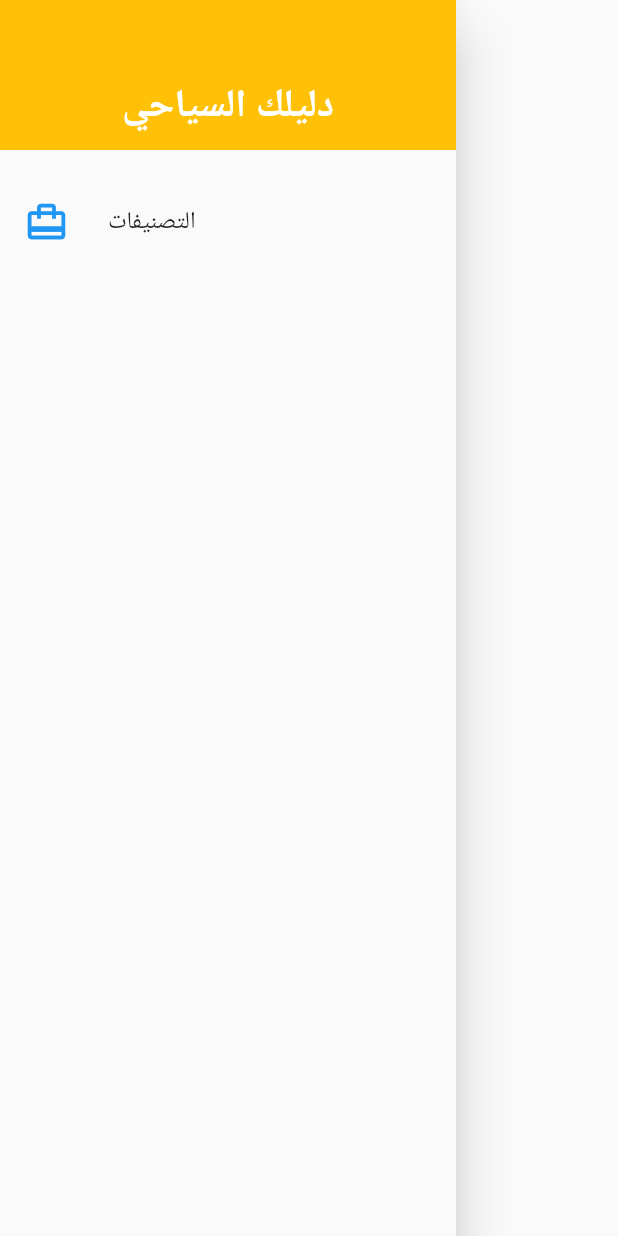
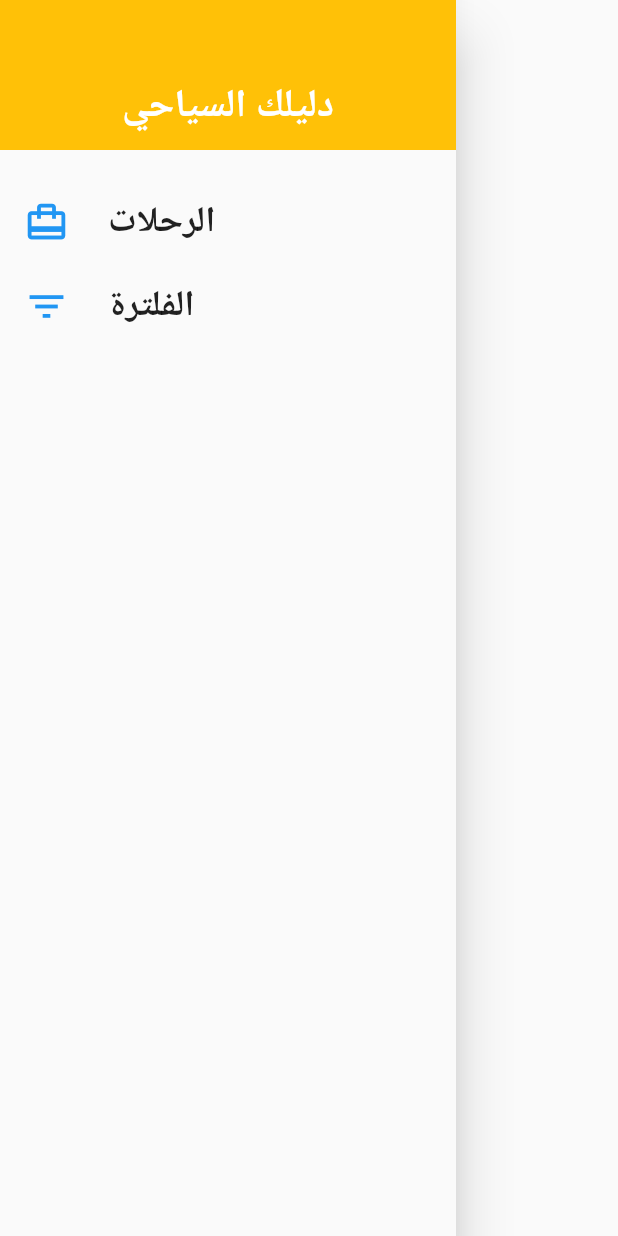
Before and after one commit to AjgagalAsma/Flutter_projects, a Flutter app: the AppDrawer widget shown alone on an empty page, opened directly, on a phone screen of 412 x 824 dp. Run offline on Flutter 3.47's test engine with Material 2 defaults, Android fonts, the phone set to English and light mode, and no system bars; our stand-ins replace rflutter_alert; network calls fail.

Commit message:
update project 6

```diff
--- a/project6/lib/screens/tabs_screen.dart
+++ b/project6/lib/screens/tabs_screen.dart
@@ -1,6 +1,7 @@
 import 'package:flutter/material.dart';
 import 'package:project6/screens/categories_screen.dart';
 import 'package:project6/screens/favorites_screen.dart';
+import 'package:project6/widgets/app_drawer.dart';
 
 class TabsScreen extends StatefulWidget {
   const TabsScreen({super.key});
@@ -35,9 +36,7 @@ class _TabsScreenState extends State<TabsScreen> {
         title: Center(
             child: Text(_screens[_selectedScreenIndex]['Title'] as String)),
       ),
-      drawer: Drawer(
-        child: Text("hhhhhhhhhhh"),
-      ),
+      drawer: AppDrawer(),
       body: _screens[_selectedScreenIndex]['Screen'] as Widget,
       bottomNavigationBar: BottomNavigationBar(
         onTap: _selectScreen,
--- a/project6/lib/widgets/app_drawer.dart
+++ b/project6/lib/widgets/app_drawer.dart
@@ -1,7 +1,24 @@
 import 'package:flutter/material.dart';
+import 'package:project6/screens/filters_screen.dart';
+import 'package:project6/screens/tabs_screen.dart';
 
 class AppDrawer extends StatelessWidget {
   const AppDrawer({super.key});
+
+  ListTile listTitleMethode(String title, IconData icon, VoidCallback ontap) {
+    return ListTile(
+      leading: Icon(
+        icon,
+        size: 30,
+        color: Colors.blue,
+      ),
+      title: Text(
+        title,
+        style: const TextStyle(fontSize: 24, fontWeight: FontWeight.bold),
+      ),
+      onTap: ontap,
+    );
+  }
 
   @override
   Widget build(BuildContext context) {
@@ -11,7 +28,7 @@ class AppDrawer extends StatelessWidget {
           Container(
             height: 100,
             width: double.infinity,
-            padding: EdgeInsets.only(top: 40),
+            padding: const EdgeInsets.only(top: 40),
             alignment: Alignment.center,
             color: Colors.amber,
             child: Text(
@@ -19,17 +36,23 @@ class AppDrawer extends StatelessWidget {
               style: Theme.of(context).textTheme.headlineMedium,
             ),
           ),
-          SizedBox(height: 20),
-          ListTile(
-            leading: Icon(
-              Icons.card_travel,
-              size: 30,
-              color: Colors.blue,
-            ),
-            title: Text(
-              "التصنيفات",
-            ),
-          )
+          const SizedBox(height: 20),
+          listTitleMethode("الرحلات", Icons.card_travel, () {
+            Navigator.pushReplacement(
+              context,
+              MaterialPageRoute(
+                builder: ((context) => const TabsScreen()),
+              ),
+            );
+          }),
+          listTitleMethode("الفلترة", Icons.filter_list, () {
+            Navigator.pushReplacement(
+              context,
+              MaterialPageRoute(
+                builder: ((context) => const FiltersScreen()),
+              ),
+            );
+          })
         ],
       ),
     );
```
Also changed, not shown: project6/lib/screens/filters_screen.dart (added, +77 -0 lines).
